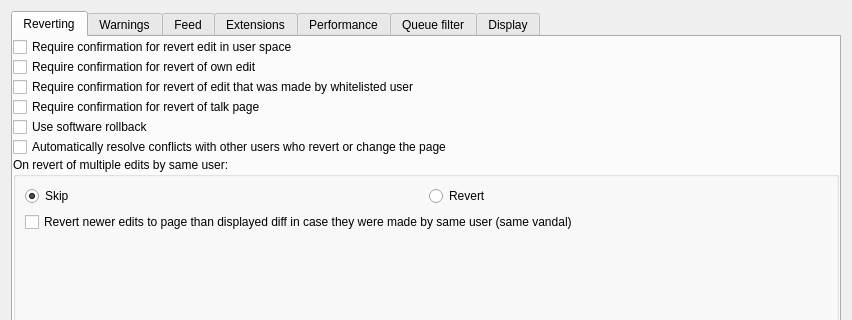
This is huggle/preferences.ui in huggle/huggle3-qt-lx as Qt 5 draws it before an edit; both pictures show x 0 to 852 and y 0 to 320 of the 852 by 459 pixel window. The edited form follows.
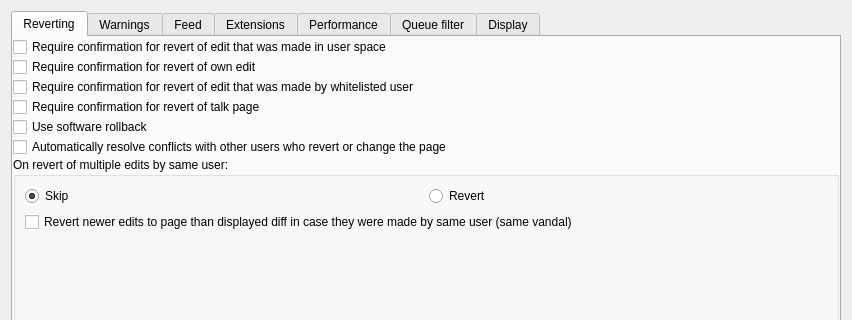
This is the edited form.

Commit message: this sounds better I guess

Diff of the .ui file:
```diff
--- a/huggle/preferences.ui
+++ b/huggle/preferences.ui
@@ -53,7 +53,7 @@
          <item>
           <widget class="QCheckBox" name="checkBox_2">
            <property name="text">
-            <string>Require confirmation for revert edit in user space</string>
+            <string>Require confirmation for revert of edit that was made in user space</string>
            </property>
           </widget>
          </item>
```
